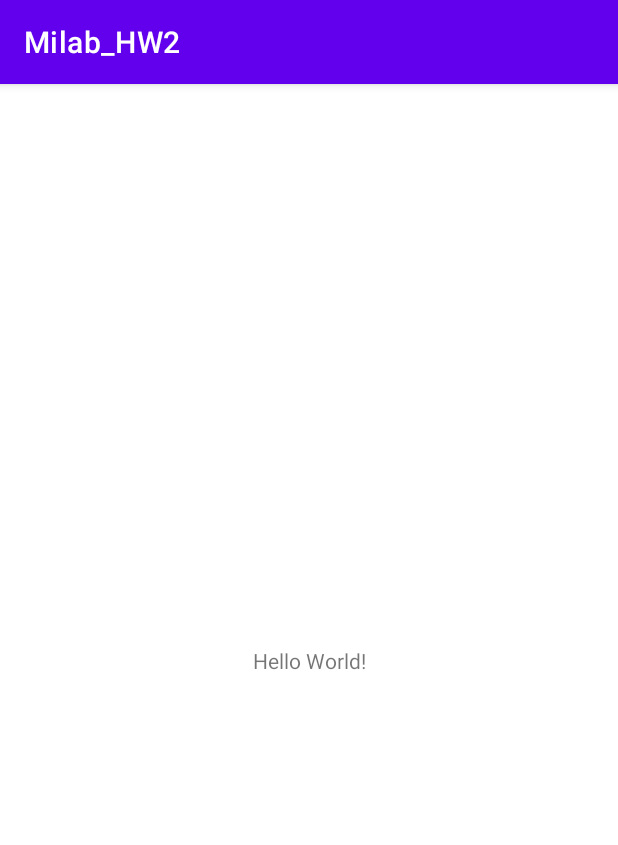
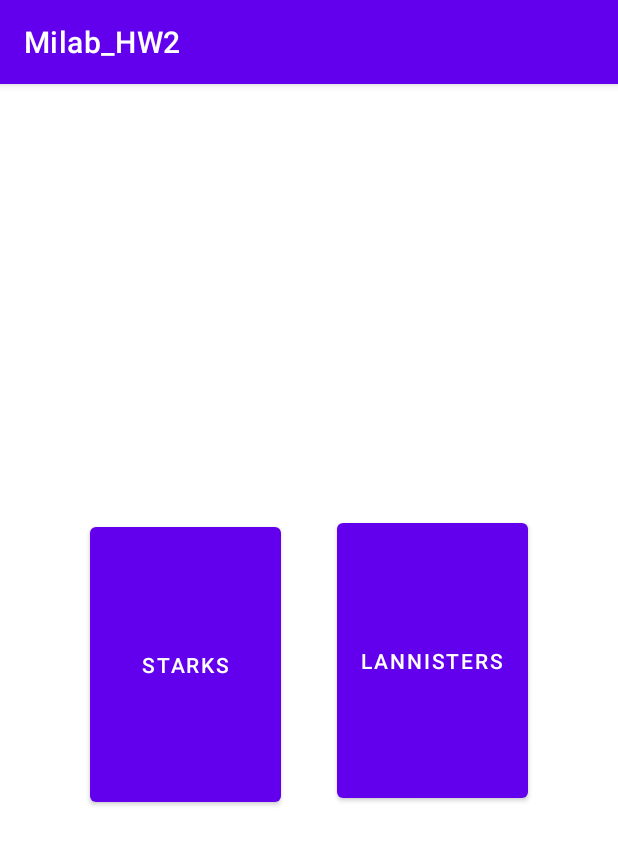
Before and after one commit to idankri/MiLab_HW, an Android app: the screen it shows after launch (MainActivity), on a phone screen of 412 x 824 dp. Shown: the top 845 px of the screen. Run offline under Robolectric (Android 15) with nearby library versions, the phone set to English and light mode, and no system bars.

Commit message:
Added files

```diff
--- a/HW2/app/src/main/java/com/example/milab_hw2/MainActivity.java
+++ b/HW2/app/src/main/java/com/example/milab_hw2/MainActivity.java
@@ -3,6 +3,9 @@ package com.example.milab_hw2;
 import androidx.appcompat.app.AppCompatActivity;
 
 import android.os.Bundle;
+import android.view.View;
+import android.widget.Button;
+import android.widget.Toast;
 
 public class MainActivity extends AppCompatActivity {
 
@@ -10,5 +13,16 @@ public class MainActivity extends AppCompatActivity {
     protected void onCreate(Bundle savedInstanceState) {
         super.onCreate(savedInstanceState);
         setContentView(R.layout.activity_main);
+        Button starks_button = (Button)findViewById(R.id.strarks_button);
+        Button lannisters_button = (Button)findViewById(R.id.lanisters_button);
+
+        starks_button.setOnClickListener(new View.OnClickListener() {
+
+            @Override
+            public void onClick(View v) {
+                Toast toast = Toast.makeText(v.getContext(), "Hello!!!!!", Toast.LENGTH_SHORT);
+                toast.show();
+            }
+        });
     }
 }
--- a/HW2/app/src/main/res/layout/activity_main.xml
+++ b/HW2/app/src/main/res/layout/activity_main.xml
@@ -6,13 +6,35 @@
     android:layout_height="match_parent"
     tools:context=".MainActivity">
 
-    <TextView
-        android:layout_width="wrap_content"
-        android:layout_height="wrap_content"
-        android:text="Hello World!"
+    <Button
+        android:id="@+id/lanisters_button"
+        android:layout_width="127dp"
+        android:layout_height="195dp"
+        android:layout_marginStart="224dp"
+        android:layout_marginTop="268dp"
+        android:layout_marginEnd="60dp"
+        android:layout_marginBottom="268dp"
+        android:text="Lannisters"
         app:layout_constraintBottom_toBottomOf="parent"
-        app:layout_constraintLeft_toLeftOf="parent"
-        app:layout_constraintRight_toRightOf="parent"
+        app:layout_constraintEnd_toEndOf="parent"
+        app:layout_constraintHorizontal_bias="0.606"
+        app:layout_constraintStart_toStartOf="parent"
         app:layout_constraintTop_toTopOf="parent" />
 
+    <Button
+        android:id="@+id/strarks_button"
+        android:layout_width="127dp"
+        android:layout_height="195dp"
+        android:layout_marginStart="60dp"
+        android:layout_marginTop="271dp"
+        android:layout_marginEnd="224dp"
+        android:layout_marginBottom="265dp"
+        android:text="Starks"
+        app:layout_constraintBottom_toBottomOf="parent"
+        app:layout_constraintEnd_toEndOf="parent"
+        app:layout_constraintHorizontal_bias="0.337"
+        app:layout_constraintStart_toStartOf="parent"
+        app:layout_constraintTop_toTopOf="parent"
+        app:layout_constraintVertical_bias="0.509" />
+
 </androidx.constraintlayout.widget.ConstraintLayout>
```
